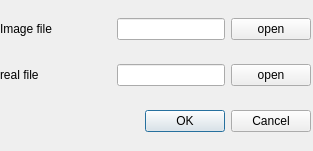
Old version of the form load_dialog.ui in the repository uiynyny/tzxfunctionplot.
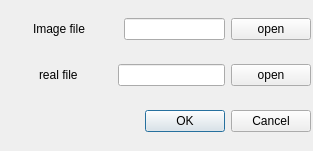
New version of the form.

The edit to the form file:
```diff
--- a/load_dialog.ui
+++ b/load_dialog.ui
@@ -25,6 +25,19 @@
    <layout class="QVBoxLayout" name="verticalLayout">
     <item>
      <layout class="QHBoxLayout" name="horizontalLayout">
+      <item>
+       <spacer name="horizontalSpacer_3">
+        <property name="orientation">
+         <enum>Qt::Horizontal</enum>
+        </property>
+        <property name="sizeHint" stdset="0">
+         <size>
+          <width>40</width>
+          <height>20</height>
+         </size>
+        </property>
+       </spacer>
+      </item>
       <item>
        <widget class="QLabel" name="label">
         <property name="text">
@@ -59,6 +72,19 @@
     </item>
     <item>
      <layout class="QHBoxLayout" name="horizontalLayout_2">
+      <item>
+       <spacer name="horizontalSpacer_4">
+        <property name="orientation">
+         <enum>Qt::Horizontal</enum>
+        </property>
+        <property name="sizeHint" stdset="0">
+         <size>
+          <width>40</width>
+          <height>20</height>
+         </size>
+        </property>
+       </spacer>
+      </item>
       <item>
        <widget class="QLabel" name="label_2">
         <property name="text">
```
